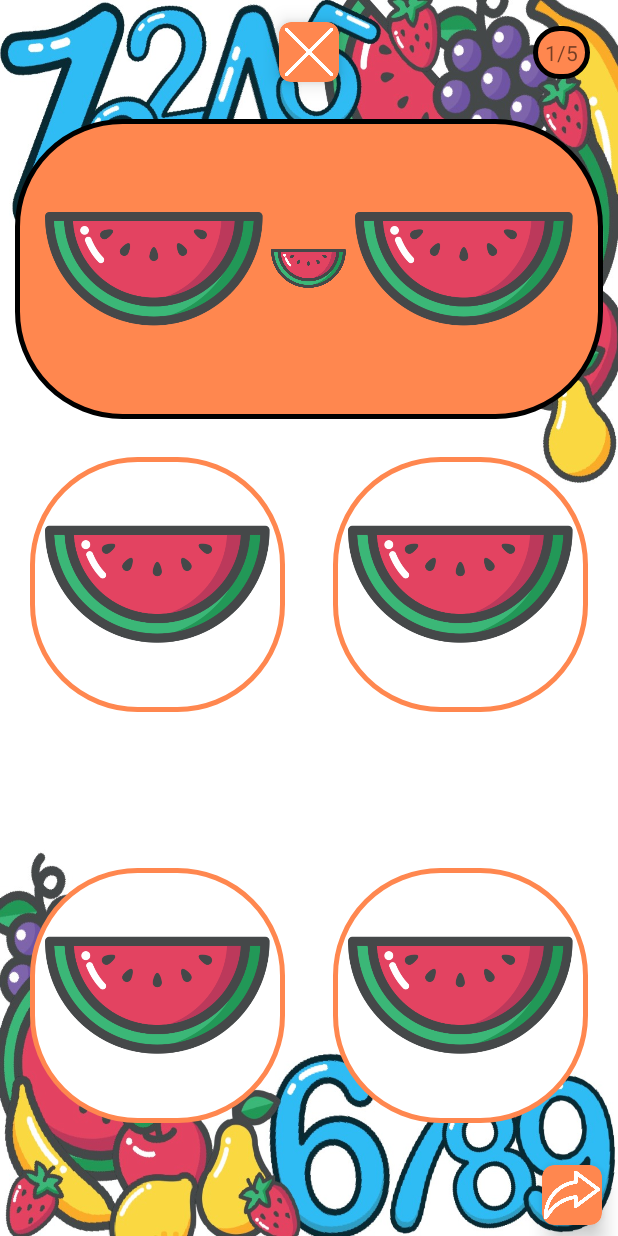
After one commit to KulcsarVivi/Android-application, an Android app: the GameActivity screen opened directly, with no data from a screen before it, on a phone screen of 412 x 824 dp. The commit adds this screen. Run offline under Robolectric (Android 15) with nearby library versions, the phone set to English and light mode, and no system bars.

Commit message:
GameActivity XML elkészítése

```diff
--- a/app/src/main/AndroidManifest.xml
+++ b/app/src/main/AndroidManifest.xml
@@ -8,6 +8,9 @@
         android:roundIcon="@mipmap/ic_launcher_round"
         android:supportsRtl="true"
         android:theme="@style/Theme.PlayfulMath">
+        <activity
+            android:name=".GameActivity"
+            android:exported="false" />
         <activity
             android:name=".FruitActivity"
             android:exported="false" />
--- a/app/src/main/java/com/example/playfulmath/DifficultyLevelActivity.java
+++ b/app/src/main/java/com/example/playfulmath/DifficultyLevelActivity.java
@@ -30,7 +30,7 @@ public class DifficultyLevelActivity extends AppCompatActivity {
         next.setOnClickListener(new View.OnClickListener() {
             @Override
             public void onClick(View view) {
-                Intent intent = new Intent(DifficultyLevelActivity.this, FruitActivity.class);
+                Intent intent = new Intent(DifficultyLevelActivity.this, GameMenuActivity.class);
                 startActivity(intent);
                 finish();
             }
--- a/app/src/main/java/com/example/playfulmath/FruitActivity.java
+++ b/app/src/main/java/com/example/playfulmath/FruitActivity.java
@@ -37,37 +37,37 @@ public class FruitActivity extends AppCompatActivity implements View.OnClickList
         Intent i;
         switch (v.getId()){
             case R.id.fruitBackCardView:
-                i = new Intent(FruitActivity.this, DifficultyLevelActivity.class);
+                i = new Intent(FruitActivity.this, GameMenuActivity.class);
                 startActivity(i);
                 finish();
                 break;
             case R.id.appleCardView:
-                i = new Intent(FruitActivity.this, GameMenuActivity.class);
+                i = new Intent(FruitActivity.this, GameActivity.class);
                 startActivity(i);
                 finish();
                 break;
             case R.id.pearCardView:
-                i = new Intent(FruitActivity.this, BadgeActivity.class);
+                i = new Intent(FruitActivity.this, GameActivity.class);
                 startActivity(i);
                 finish();
                 break;
             case R.id.bananaCardView:
-                i = new Intent(FruitActivity.this, DifficultyLevelActivity.class);
+                i = new Intent(FruitActivity.this, GameActivity.class);
                 startActivity(i);
                 finish();
                 break;
             case R.id.grapeCardView:
-                i = new Intent(FruitActivity.this, RankingListActivity.class);
+                i = new Intent(FruitActivity.this, GameActivity.class);
                 startActivity(i);
                 finish();
                 break;
             case R.id.strawberryCardView:
-                i = new Intent(FruitActivity.this, LoginActivity.class);
+                i = new Intent(FruitActivity.this, GameActivity.class);
                 startActivity(i);
                 finish();
                 break;
             case R.id.watermelonCardView:
-                i = new Intent(FruitActivity.this, DifficultyLevelActivity.class);
+                i = new Intent(FruitActivity.this, GameActivity.class);
                 startActivity(i);
                 finish();
                 break;
--- /dev/null
+++ b/app/src/main/java/com/example/playfulmath/GameActivity.java
@@ -0,0 +1,14 @@
+package com.example.playfulmath;
+
+import androidx.appcompat.app.AppCompatActivity;
+
+import android.os.Bundle;
+
+public class GameActivity extends AppCompatActivity {
+
+    @Override
+    protected void onCreate(Bundle savedInstanceState) {
+        super.onCreate(savedInstanceState);
+        setContentView(R.layout.activity_game);
+    }
+}
--- a/app/src/main/java/com/example/playfulmath/GameMenuActivity.java
+++ b/app/src/main/java/com/example/playfulmath/GameMenuActivity.java
@@ -6,6 +6,7 @@ import androidx.cardview.widget.CardView;
 import android.content.Intent;
 import android.os.Bundle;
 import android.view.View;
+import android.widget.ImageView;
 
 import com.google.firebase.auth.FirebaseAuth;
 
@@ -32,15 +33,16 @@ public class GameMenuActivity extends AppCompatActivity implements View.OnClickL
         Intent i;
         switch (v.getId()) {
             case R.id.additionCardView:
-                i = new Intent(this, FruitActivity.class);    //TODO game with +
+                i = new Intent(this, GameActivity.class);    //TODO game with +
+
                 startActivity(i);
                 break;
             case R.id.subtractionCardView:
-                i = new Intent(this, FruitActivity.class);      //TODO game with -
+                i = new Intent(this, GameActivity.class);      //TODO game with -
                 startActivity(i);
                 break;
             case R.id.gameMenuBackCardView:
-                i = new Intent(this, FruitActivity.class);
+                i = new Intent(this, DifficultyLevelActivity.class);
                 startActivity(i);
                 break;
         }
--- /dev/null
+++ b/app/src/main/res/layout/activity_game.xml
@@ -0,0 +1,194 @@
+<?xml version="1.0" encoding="utf-8"?>
+<androidx.constraintlayout.widget.ConstraintLayout xmlns:android="http://schemas.android.com/apk/res/android"
+    xmlns:app="http://schemas.android.com/apk/res-auto"
+    xmlns:tools="http://schemas.android.com/tools"
+    android:layout_width="match_parent"
+    android:layout_height="match_parent"
+    tools:context=".GameActivity"
+    android:background="@drawable/bg">
+
+    <RelativeLayout
+        android:id="@+id/xRelativeLayout"
+        android:layout_width="wrap_content"
+        android:layout_height="wrap_content"
+        app:layout_constraintEnd_toEndOf="parent"
+        app:layout_constraintStart_toStartOf="parent"
+        app:layout_constraintTop_toTopOf="parent">
+
+        <androidx.cardview.widget.CardView
+            android:id="@+id/gameExitCardView"
+            android:layout_width="wrap_content"
+            android:layout_height="wrap_content"
+            android:layout_gravity="fill"
+            app:cardBackgroundColor="@color/orange"
+            app:cardCornerRadius="8dp"
+            app:cardElevation="8dp"
+            app:cardUseCompatPadding="true">
+
+            <LinearLayout
+                android:layout_width="wrap_content"
+                android:layout_height="wrap_content"
+                android:layout_gravity="center_vertical|center_horizontal"
+                android:gravity="center"
+                android:orientation="vertical">
+
+                <ImageView
+                    android:layout_width="40dp"
+                    android:layout_height="40dp"
+                    android:src="@drawable/game_exit_icon" />
+            </LinearLayout>
+        </androidx.cardview.widget.CardView>
+    </RelativeLayout>
+
+    <RelativeLayout
+        android:id="@+id/gameTaskCounterRelativeLayout"
+        android:layout_width="wrap_content"
+        android:layout_height="wrap_content"
+        android:layout_marginStart="100dp"
+        android:orientation="vertical"
+        app:layout_constraintBottom_toBottomOf="@+id/xRelativeLayout"
+        app:layout_constraintEnd_toEndOf="parent"
+        app:layout_constraintStart_toEndOf="@+id/xRelativeLayout"
+        app:layout_constraintTop_toTopOf="@+id/xRelativeLayout">
+
+        <TextView
+            android:layout_width="wrap_content"
+            android:layout_height="wrap_content"
+            android:background="@drawable/textview_bg"
+            android:padding="8dp"
+            android:text="1/5">
+
+        </TextView>
+    </RelativeLayout>
+
+    <RelativeLayout
+        android:id="@+id/gameQuestionRelativeLayout"
+        android:layout_width="match_parent"
+        android:layout_height="200dp"
+        android:layout_margin="10dp"
+        android:background="@drawable/textview_bg"
+        android:padding="20dp"
+        app:layout_constraintBottom_toBottomOf="parent"
+        app:layout_constraintEnd_toEndOf="parent"
+        app:layout_constraintStart_toEndOf="parent"
+        app:layout_constraintTop_toBottomOf="@+id/xRelativeLayout"
+        app:layout_constraintVertical_bias="0.0">
+
+        <ImageView
+            android:id="@+id/gameNumber1ImageView"
+            android:layout_width="145dp"
+            android:layout_height="145dp"
+            android:src="@drawable/fruit_watermelon_icon"
+            android:layout_centerVertical="true">
+        </ImageView>
+
+        <ImageView
+            android:id="@+id/gameOperationImageView"
+            android:layout_width="50dp"
+            android:layout_height="50dp"
+            android:src="@drawable/fruit_watermelon_icon"
+            android:layout_centerHorizontal="true"
+            android:layout_centerVertical="true">
+        </ImageView>
+
+        <ImageView
+            android:id="@+id/gameNumber2ImageView"
+            android:layout_width="145dp"
+            android:layout_height="145dp"
+            android:src="@drawable/fruit_watermelon_icon"
+            android:layout_alignParentRight="true"
+            android:layout_centerVertical="true"></ImageView>
+    </RelativeLayout>
+
+    <RelativeLayout
+        android:id="@+id/gameAnswerRelativeLayout"
+        android:layout_width="match_parent"
+        android:layout_height="0dp"
+        android:layout_marginTop="5dp"
+        android:layout_marginBottom="55dp"
+        android:padding="20dp"
+        app:layout_constraintBottom_toBottomOf="parent"
+        app:layout_constraintEnd_toEndOf="parent"
+        app:layout_constraintStart_toEndOf="parent"
+        app:layout_constraintTop_toBottomOf="@+id/gameQuestionRelativeLayout">
+
+        <ImageView
+            android:id="@+id/gameAnswer1ImageView"
+            android:layout_width="170dp"
+            android:layout_height="170dp"
+            android:background="@drawable/input_bg"
+            android:padding="10dp"
+            android:src="@drawable/fruit_watermelon_icon"
+            android:layout_alignParentLeft="true"
+            >
+        </ImageView>
+
+        <ImageView
+            android:id="@+id/gameAnswer2ImageView"
+            android:layout_width="170dp"
+            android:layout_height="170dp"
+            android:background="@drawable/input_bg"
+            android:padding="10dp"
+            android:src="@drawable/fruit_watermelon_icon"
+            android:layout_alignParentRight="true">
+        </ImageView>
+
+        <ImageView
+            android:id="@+id/gameAnswer3ImageView"
+            android:layout_width="170dp"
+            android:layout_height="170dp"
+            android:background="@drawable/input_bg"
+            android:padding="10dp"
+            android:src="@drawable/fruit_watermelon_icon"
+            android:layout_alignParentLeft="true"
+            android:layout_alignParentBottom="true">
+        </ImageView>
+
+        <ImageView
+            android:id="@+id/gameAnswer4ImageView"
+            android:layout_width="170dp"
+            android:layout_height="170dp"
+            android:background="@drawable/input_bg"
+            android:padding="10dp"
+            android:src="@drawable/fruit_watermelon_icon"
+            app:layout_constraintTop_toBottomOf="@+id/gameAnswer2ImageView"
+            android:layout_alignParentRight="true"
+            android:layout_alignParentBottom="true">
+        </ImageView>
+
+    </RelativeLayout>
+
+    <RelativeLayout
+        android:id="@+id/gameNextRelativeLayout"
+        android:layout_width="wrap_content"
+        android:layout_height="wrap_content"
+        app:layout_constraintBottom_toBottomOf="parent"
+        app:layout_constraintEnd_toEndOf="parent"
+        app:layout_constraintTop_toBottomOf="@+id/gameAnswerRelativeLayout">
+
+        <androidx.cardview.widget.CardView
+            android:id="@+id/gameNextCardView"
+            android:layout_width="wrap_content"
+            android:layout_height="wrap_content"
+            android:layout_gravity="fill"
+            app:cardBackgroundColor="@color/orange"
+            app:cardCornerRadius="8dp"
+            app:cardElevation="8dp"
+            app:cardUseCompatPadding="true">
+
+            <LinearLayout
+                android:layout_width="wrap_content"
+                android:layout_height="wrap_content"
+                android:layout_gravity="center_vertical|center_horizontal"
+                android:gravity="center"
+                android:orientation="vertical">
+
+                <ImageView
+                    android:layout_width="40dp"
+                    android:layout_height="40dp"
+                    android:src="@drawable/next_icon" />
+            </LinearLayout>
+        </androidx.cardview.widget.CardView>
+    </RelativeLayout>
+
+</androidx.constraintlayout.widget.ConstraintLayout>
```
Also changed, not shown: app/src/main/res/drawable/game_exit_icon.png (added), app/src/main/res/drawable/next_icon.png (added).
